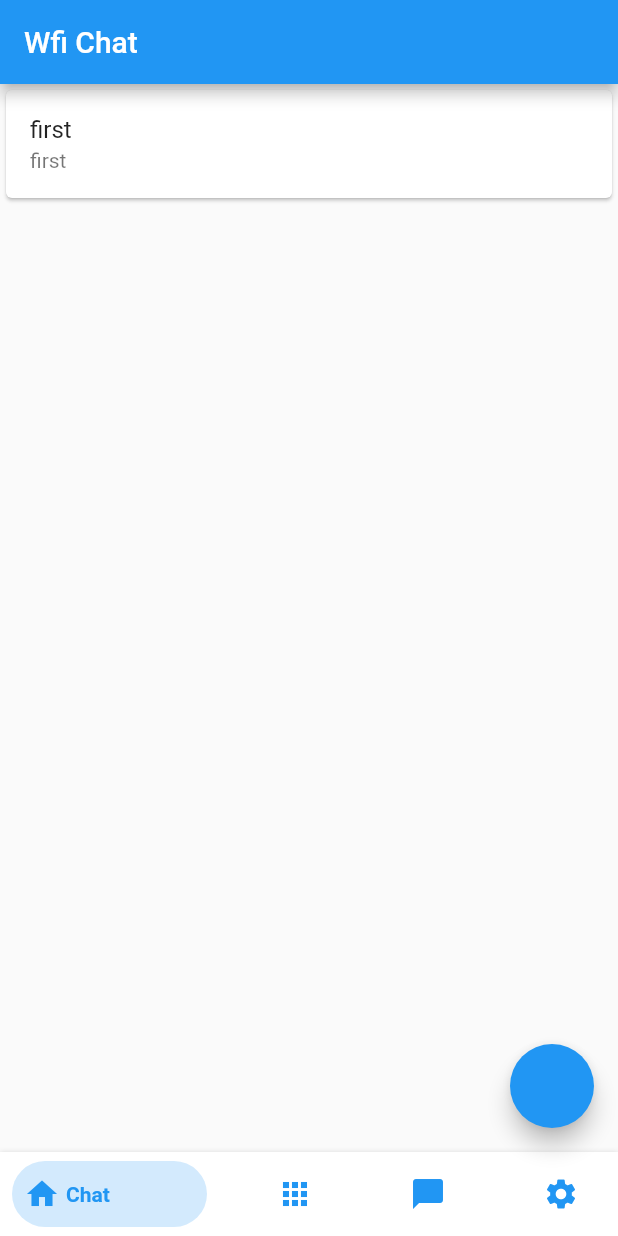
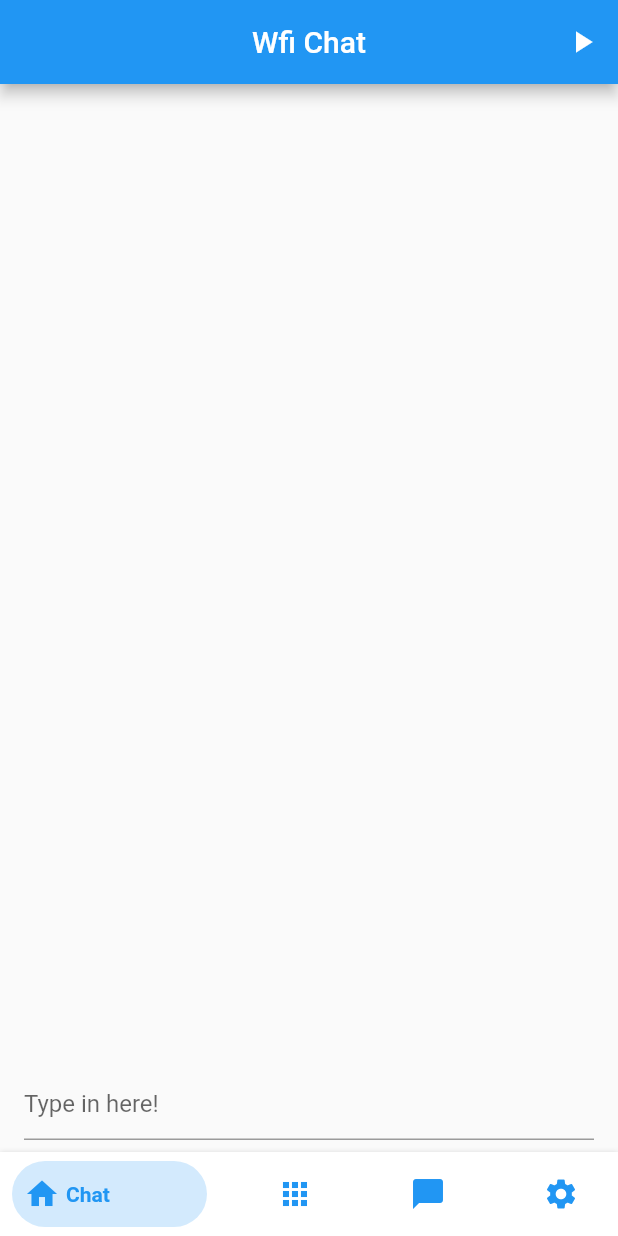
Before and after one commit to NoobCode1998/WifiChat, a Flutter app: the screen it shows after launch, on a phone screen of 412 x 824 dp. Run offline on Flutter 3.47's test engine with Material 2 defaults, Android fonts, the phone set to English and light mode, and no system bars; drawn by our look-alikes of bottom_navy_bar; our stand-ins replace awesome_dialog; missing offline and left inert: dash_chat, gateway, get_ip.

Commit message:
minot ui changes

```diff
--- a/lib/chart.dart
+++ b/lib/chart.dart
@@ -17,15 +17,27 @@ class _ChatContainState extends State<ChatContain> {
   Widget build(BuildContext context) {
     // var reqs;
     return Scaffold(
-      body: ListView.builder(
-          itemCount: reqs.length,
-          itemBuilder: (BuildContext ctxt, int index) {
-            return Card(
-                child: ListTile(
-              title: Text(reqs[index].replaceAll("%20", " ")),
-              subtitle: Text(sender[index]),
-            ));
-          }),
+      body: Column(
+        mainAxisAlignment: MainAxisAlignment.center,
+        mainAxisSize: MainAxisSize.max,
+        children: <Widget>[
+          new Expanded(
+              child: ListView.builder(
+                  itemCount: reqs.length - 1,
+                  itemBuilder: (BuildContext ctxt, int index) {
+                    return Card(
+                        child: ListTile(
+                      title: Text(reqs[index + 1].replaceAll("%20", " ")),
+                      subtitle: Text(sender[index + 1]),
+                    ));
+                  })),
+          new Padding(
+              padding: EdgeInsets.symmetric(horizontal: 16.0, vertical: 8.0),
+              child: new TextField(
+                decoration: new InputDecoration(hintText: "Type in here!"),
+              )),
+        ],
+      ),
     );
   }
 }
--- a/lib/main.dart
+++ b/lib/main.dart
@@ -158,7 +158,16 @@ class _MyHomePageState extends State<MyHomePage> {
   Widget build(BuildContext context) {
     return Scaffold(
       resizeToAvoidBottomPadding: false,
-      appBar: AppBar(title: Text("Wfi Chat")),
+      appBar: AppBar(
+        centerTitle: true,
+        title: Text(
+          "Wfi Chat",
+          textAlign: TextAlign.center,
+        ),
+        actions: <Widget>[
+          IconButton(icon: Icon(Icons.play_arrow), onPressed: serverStart)
+        ],
+      ),
       body: SizedBox.expand(
         child: PageView(
           controller: _pageController,
@@ -173,7 +182,7 @@ class _MyHomePageState extends State<MyHomePage> {
           ],
         ),
       ),
-      floatingActionButton: FloatingActionButton(onPressed: serverStart),
+      // floatingActionButton: FloatingActionButton(onPressed: serverStart),
       bottomNavigationBar: BottomNavyBar(
         selectedIndex: _currentIndex,
         onItemSelected: (index) {
@@ -192,28 +201,6 @@ class _MyHomePageState extends State<MyHomePage> {
     );
   }
 }
-
-// class ChatContain extends StatefulWidget {
-//   const ChatContain({
-//     Key key,
-//   }) : super(key: key);
-
-//   @override
-//   _ChatContainState createState() => _ChatContainState();
-// }
-
-// class _ChatContainState extends State<ChatContain> {
-//   @override
-//   Widget build(BuildContext context) {
-//     return Scaffold(
-//       body: ListView.builder(
-//           itemCount: reqs.length,
-//           itemBuilder: (BuildContext ctxt, int index) {
-//             return Card(child: Text(reqs[index]));
-//           }),
-//     );
-//   }
-// }
 
 class LastPage extends StatelessWidget {
   const LastPage({
```
